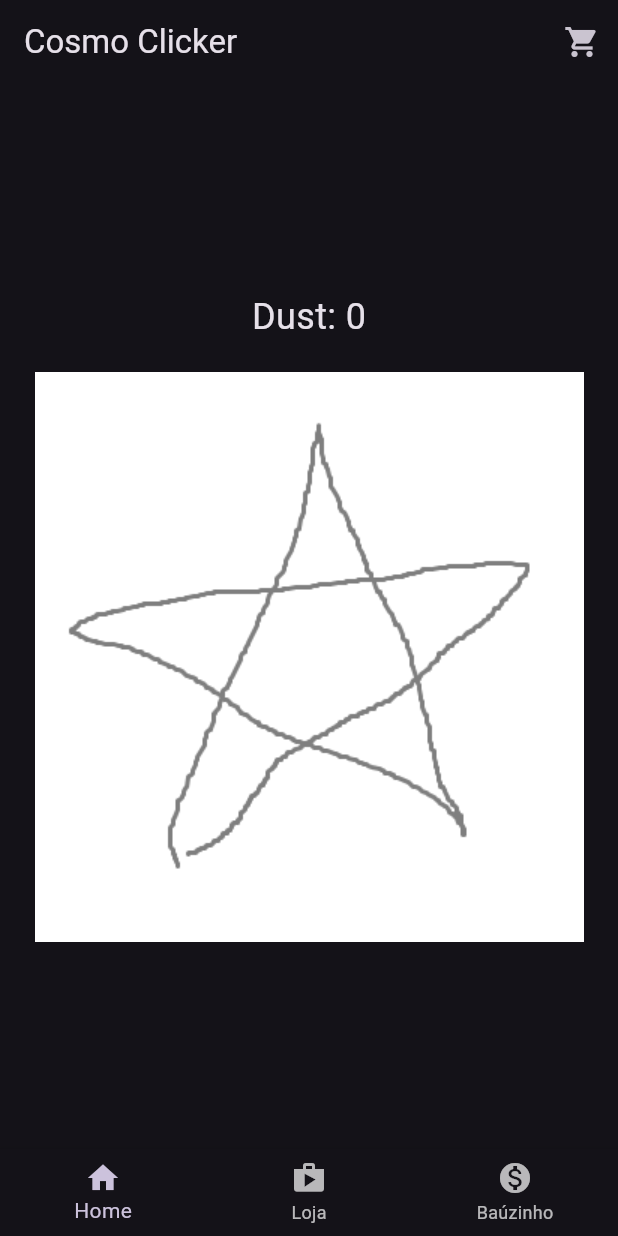
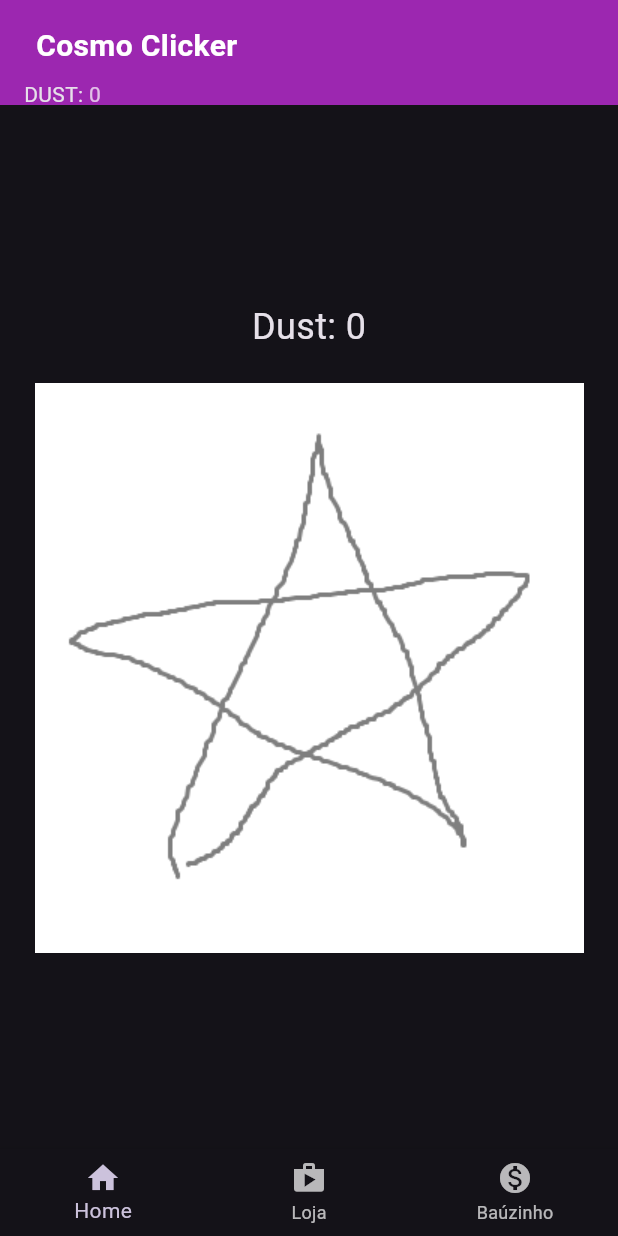
Before and after one commit to carlosyamanaka/cosmo-clicker, a Flutter app: the screen it shows after launch, on a phone screen of 412 x 824 dp. Run offline on Flutter 3.47's test engine with Material 3 defaults, Android fonts, the phone set to English and light mode, and no system bars; our stand-ins replace easy_localization, get_it, shared_preferences.

Commit message:
customappbar created

```diff
--- /dev/null
+++ b/lib/core/ui/widgets/custom_app_bar.dart
@@ -0,0 +1,50 @@
+import 'package:cosmo_clicker/presentation/controllers/dust_controller.dart';
+import 'package:flutter/material.dart';
+import 'package:get_it/get_it.dart';
+
+class CustomAppBar extends StatelessWidget implements PreferredSizeWidget {
+  final String title;
+  final DustController controller = GetIt.instance<DustController>();
+  CustomAppBar({
+    super.key,
+    required this.title,
+  });
+
+  @override
+  Widget build(BuildContext context) {
+    return Container(
+      padding: const EdgeInsets.symmetric(horizontal: 16, vertical: 8),
+      color: Colors.purple,
+      child: Column(
+        crossAxisAlignment: CrossAxisAlignment.start,
+        mainAxisAlignment: MainAxisAlignment.center,
+        children: [
+          Padding(
+            padding: const EdgeInsets.all(8.0),
+            child: Text(title,
+                style: const TextStyle(
+                    color: Colors.white,
+                    fontSize: 20,
+                    fontWeight: FontWeight.bold)),
+          ),
+          Row(
+            children: [
+              const Text('DUST: '),
+              ListenableBuilder(
+                listenable: Listenable.merge([controller]),
+                builder: (context, __) {
+                  return Text('${controller.value}',
+                      style:
+                          const TextStyle(color: Colors.white70, fontSize: 14));
+                },
+              ),
+            ],
+          ),
+        ],
+      ),
+    );
+  }
+
+  @override
+  Size get preferredSize => const Size.fromHeight(70);
+}
--- a/lib/presentation/pages/home_page.dart
+++ b/lib/presentation/pages/home_page.dart
@@ -1,3 +1,4 @@
+import 'package:cosmo_clicker/core/ui/widgets/custom_app_bar.dart';
 import 'package:cosmo_clicker/presentation/pages/bottom_nav_bar.dart';
 import 'package:cosmo_clicker/presentation/pages/chest_page.dart';
 import 'package:cosmo_clicker/presentation/pages/main_page.dart';
@@ -14,6 +15,8 @@ class HomePage extends StatefulWidget {
 class _HomePageState extends State<HomePage> {
   final PageController _pageController = PageController();
   int _selectedIndex = 0;
+
+  final List<int> _showAppBarFor = [0, 1];
 
   void _onItemTapped(int index) {
     setState(() {
@@ -35,14 +38,13 @@ class _HomePageState extends State<HomePage> {
   @override
   Widget build(BuildContext context) {
     return Scaffold(
+      appBar: _showAppBarFor.contains(_selectedIndex)
+          ? CustomAppBar(title: 'Cosmo Clicker')
+          : null,
       body: PageView(
         controller: _pageController,
         onPageChanged: _onPageChanged,
-        children: const [
-          MainPage(),
-          ShopPage(),
-          ChestPage()
-        ],
+        children: const [MainPage(), ShopPage(), ChestPage()],
       ),
       bottomNavigationBar: BottomNavBar(
         selectedIndex: _selectedIndex,
--- a/lib/presentation/pages/main_page.dart
+++ b/lib/presentation/pages/main_page.dart
@@ -25,20 +25,6 @@ class _MainPageState extends State<MainPage> {
   @override
   Widget build(BuildContext context) {
     return Scaffold(
-      appBar: AppBar(
-        title: const Text('Cosmo Clicker'),
-        actions: [
-          IconButton(
-            icon: const Icon(Icons.shopping_cart),
-            onPressed: () {
-              Navigator.push(
-                context,
-                MaterialPageRoute(builder: (context) => const ChestPage()),
-              );
-            },
-          ),
-        ],
-      ),
       body: Center(
         child: ListenableBuilder(
           listenable: Listenable.merge([dustController, statsController]),
```
